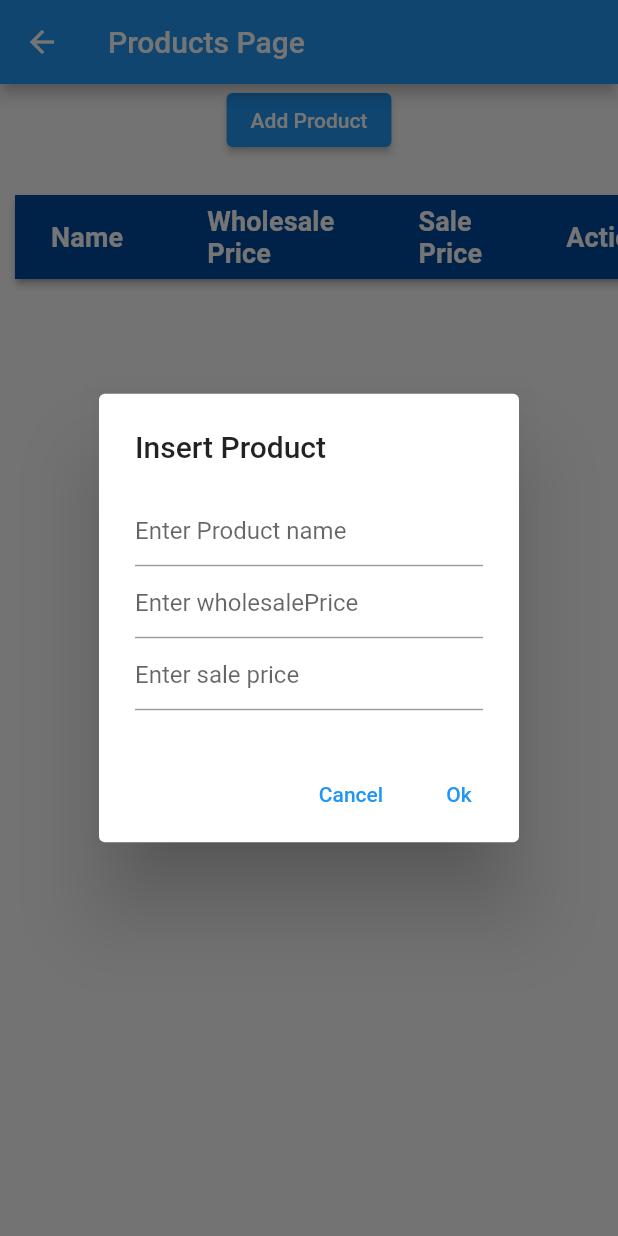
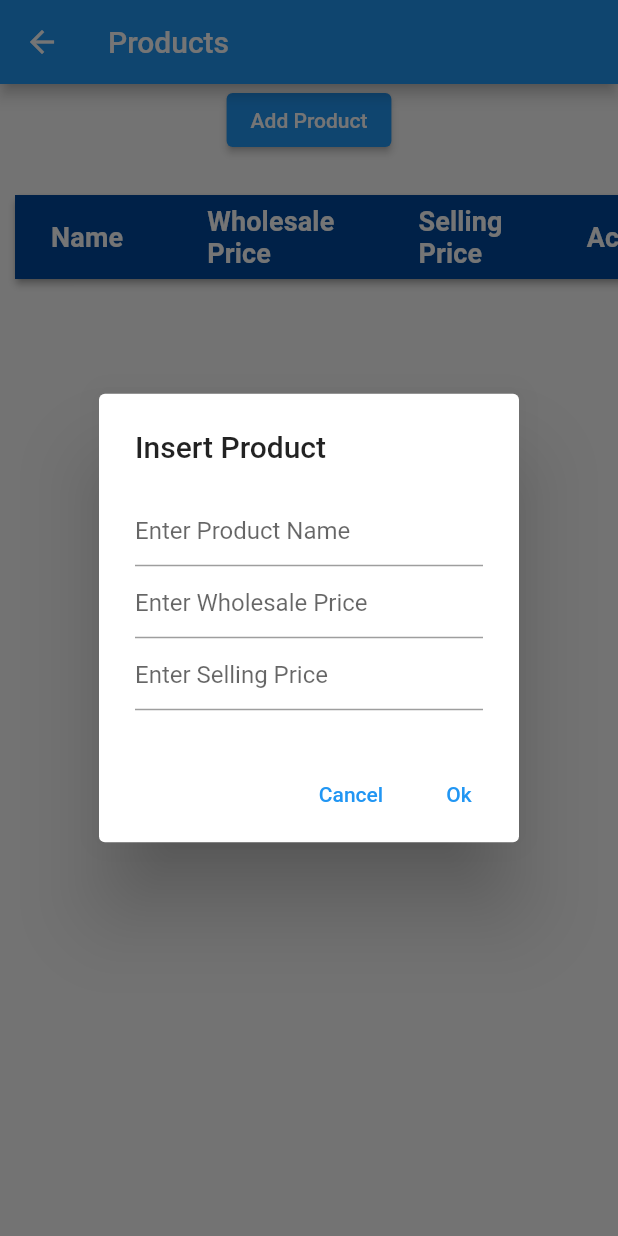
Before and after one commit to mostafak333/flutter_sale, a Flutter app: the Products screen opened by its route, after a tap on "Add Product", on a phone screen of 412 x 824 dp. Run offline on Flutter 3.47's test engine with Material 2 defaults, Android fonts, the phone set to English and light mode, and no system bars; our stand-ins replace easy_localization, sqflite; missing offline and left inert: shared_preferences_web; accounts and stored records are empty.

Commit message:
transalation finished

```diff
--- a/assets/translations/ar.json
+++ /dev/null
@@ -1,5 +0,0 @@
-{
-    "appTitle": "تطبيق تجريبى",
-     "buttonTitle": "Arabic",
-     "textArea": "هذا مجرد نموذج للتأكد من اداء الأداة"
- }
--- a/assets/translations/en.json
+++ /dev/null
@@ -1,5 +0,0 @@
-{
-    "appTitle": "my test app ",
-    "buttonTitle": "English",
-    "textArea": "thi is test for my areaaaaaaaaa "
-}
--- a/lib/products.dart
+++ b/lib/products.dart
@@ -1,4 +1,5 @@
 import 'package:flutter/material.dart';
+import 'package:easy_localization/easy_localization.dart';
 import 'constants.dart';
 import 'sqldb.dart';
 
@@ -80,13 +81,13 @@ class _ProductsState extends State<Products> {
         builder: (context) {
           return StatefulBuilder(builder: (context, setState) {
             Widget backButton = TextButton(
-              child: Text("Cancel"),
+              child: Text("cancel".tr().toString()),
               onPressed: () {
                 Navigator.of(context).pop();
               },
             );
             Widget confirmButton = TextButton(
-              child: Text("Ok"),
+              child: Text("ok".tr().toString()),
               onPressed: () {
                 if (productNameController.text.isEmpty ||
                     wholesalePriceController.text.isEmpty ||
@@ -116,32 +117,37 @@ class _ProductsState extends State<Products> {
             );
             return AlertDialog(
               title: $flag == 'store'
-                  ? Text('Insert Product')
-                  : Text('Update Product'),
+                  ? Text("insert_product".tr().toString())
+                  : Text("update_product".tr().toString()),
               content: SingleChildScrollView(
                 child: Column(
                   children: [
                     TextField(
                       controller: productNameController,
                       decoration: InputDecoration(
-                        hintText: "Enter Product name",
-                        errorText: _nameValidate ? "Can`t Be Empty" : null,
+                        hintText: "enter_product_name".tr().toString(),
+                        errorText: _nameValidate
+                            ? "can_not_be_empty".tr().toString()
+                            : null,
                       ),
                     ),
                     TextField(
                       controller: wholesalePriceController,
                       decoration: InputDecoration(
-                        hintText: "Enter wholesalePrice",
-                        errorText:
-                            _wholesalePriceValidate ? "Can`t Be Empty" : null,
+                        hintText: "enter_wholesale_price".tr().toString(),
+                        errorText: _wholesalePriceValidate
+                            ? "can_not_be_empty".tr().toString()
+                            : null,
                       ),
                       keyboardType: TextInputType.number,
                     ),
                     TextField(
                       controller: salePriceController,
                       decoration: InputDecoration(
-                        hintText: "Enter sale price",
-                        errorText: _salePriceValidate ? "Can`t Be Empty" : null,
+                        hintText: "enter_selling_price".tr().toString(),
+                        errorText: _salePriceValidate
+                            ? "can_not_be_empty".tr().toString()
+                            : null,
                       ),
                       keyboardType: TextInputType.number,
                     ),
@@ -165,13 +171,13 @@ class _ProductsState extends State<Products> {
             TextEditingController _text =
                 TextEditingController(); // Create a new TextEditingController
             Widget backButton = TextButton(
-              child: Text("Cancel"),
+              child: Text("cancel".tr().toString()),
               onPressed: () {
                 Navigator.of(context).pop();
               },
             );
             Widget confirmButton = TextButton(
-                child: Text("Ok"),
+                child: Text("ok".tr().toString()),
                 onPressed: () {
                   if (_text.text == 'sure') {
                     delete($id);
@@ -183,16 +189,17 @@ class _ProductsState extends State<Products> {
                   }
                 });
             return AlertDialog(
-              title: Text('Delete Product'),
+              title: Text("delete_product".tr().toString()),
               content: SingleChildScrollView(
                 child: Column(
                   children: [
                     TextField(
                       controller: _text,
                       decoration: InputDecoration(
-                        hintText: "Enter \'sure\'",
-                        errorText:
-                            _deleteValidate ? "Please Write \'sure\'" : null,
+                        hintText: "enter_sure".tr().toString(),
+                        errorText: _deleteValidate
+                            ? "please_write_sure".tr().toString()
+                            : null,
                       ),
                     ),
                   ],
@@ -216,7 +223,7 @@ class _ProductsState extends State<Products> {
         },
         child: Scaffold(
           appBar: AppBar(
-              title: Text('Products Page'),
+              title: Text("products".tr().toString()),
               leading: new IconButton(
                   icon: new Icon(Icons.arrow_back),
                   onPressed: () {
@@ -232,7 +239,7 @@ class _ProductsState extends State<Products> {
                   onPressed: () async {
                     _displayDialog(context, null, null, null, null, 'store');
                   },
-                  child: Text('Add Product'),
+                  child: Text("add_product".tr().toString()),
                 ),
               ],
             ),
@@ -253,27 +260,35 @@ class _ProductsState extends State<Products> {
                         columns: [
                           DataColumn(
                               label: Text(
-                                'Name',
+                            "name".tr().toString(),
                             style: TextStyle(
-                                    fontSize: tableTitleFontSize, fontWeight: FontWeight.bold,color: tableHeaderTitleColor),
+                                fontSize: tableTitleFontSize,
+                                fontWeight: FontWeight.bold,
+                                color: tableHeaderTitleColor),
                           )),
                           DataColumn(
                               label: Text(
-                                'Wholesale\nPrice',
+                            "wholesale_price".tr().toString(),
                             style: TextStyle(
-                                    fontSize: tableTitleFontSize, fontWeight: FontWeight.bold,color: tableHeaderTitleColor),
+                                fontSize: tableTitleFontSize,
+                                fontWeight: FontWeight.bold,
+                                color: tableHeaderTitleColor),
                           )),
                           DataColumn(
                               label: Text(
-                                'Sale\nPrice',
+                            "selling_price".tr().toString(),
                             style: TextStyle(
-                                    fontSize: tableTitleFontSize, fontWeight: FontWeight.bold,color: tableHeaderTitleColor),
+                                fontSize: tableTitleFontSize,
+                                fontWeight: FontWeight.bold,
+                                color: tableHeaderTitleColor),
                           )),
                           DataColumn(
                               label: Text(
-                                'Action',
+                            "action".tr().toString(),
                             style: TextStyle(
-                                    fontSize: tableTitleFontSize, fontWeight: FontWeight.bold,color: tableHeaderTitleColor),
+                                fontSize: tableTitleFontSize,
+                                fontWeight: FontWeight.bold,
+                                color: tableHeaderTitleColor),
                           )),
                         ],
                         rows: [
@@ -282,17 +297,20 @@ class _ProductsState extends State<Products> {
                               DataCell(Text(
                                 product['name'].toString(),
                                 textAlign: TextAlign.center,
-                                style: TextStyle(fontSize: tableContentFontSize),
+                                style:
+                                    TextStyle(fontSize: tableContentFontSize),
                               )),
                               DataCell(Text(
                                 product['wholesalePrice'].toString(),
                                 textAlign: TextAlign.center,
-                                style: TextStyle(fontSize: tableContentFontSize),
+                                style:
+                                    TextStyle(fontSize: tableContentFontSize),
                               )),
                               DataCell(Text(
                                 product['salePrice'].toString(),
                                 textAlign: TextAlign.center,
-                                style: TextStyle(fontSize: tableContentFontSize),
+                                style:
+                                    TextStyle(fontSize: tableContentFontSize),
                               )),
                               DataCell(
                                 Row(
@@ -311,10 +329,9 @@ class _ProductsState extends State<Products> {
                                       thickness: 0.7,
                                       color: Colors.grey,
                                       indent: 10,
-                                      endIndent:10,
+                                      endIndent: 10,
                                       width: 5,
                                     ),
-
                                     IconButton(
                                       onPressed: () async {
                                         _nameValidate = false;
@@ -324,7 +341,8 @@ class _ProductsState extends State<Products> {
                                             context,
                                             product['id'],
                                             product['name'],
-                                            product['wholesalePrice'].toString(),
+                                            product['wholesalePrice']
+                                                .toString(),
                                             product['salePrice'].toString(),
                                             'update');
                                         print(product['name']);
--- a/lib/sqldb.dart
+++ b/lib/sqldb.dart
@@ -26,7 +26,7 @@ class SqlDb {
     print("<=== onUpgrade ===>");
   }
 
-  _onCreate(Database db, int Version) async {
+  _onCreate(Database db, int version) async {
     await db.execute('''
     CREATE TABLE "products" (
     "id" INTEGER PRIMARY KEY AUTOINCREMENT,
```
Also changed, not shown: assets/translations/ar-SA.json (added, +36 -0 lines), assets/translations/en-US.json (added, +36 -0 lines), lib/daliyReport.dart (+41 -24 lines), lib/generated_plugin_registrant.dart (added, +15 -0 lines), lib/home.dart (+17 -16 lines), lib/main.dart (+16 -2 lines), lib/navdrawer.dart (+53 -9 lines), lib/report.dart (+6 -5 lines), pubspec.yaml (+7 -49 lines), pubspec.lock, 1 other file. Lines whose indentation alone changed are shown as unchanged.
